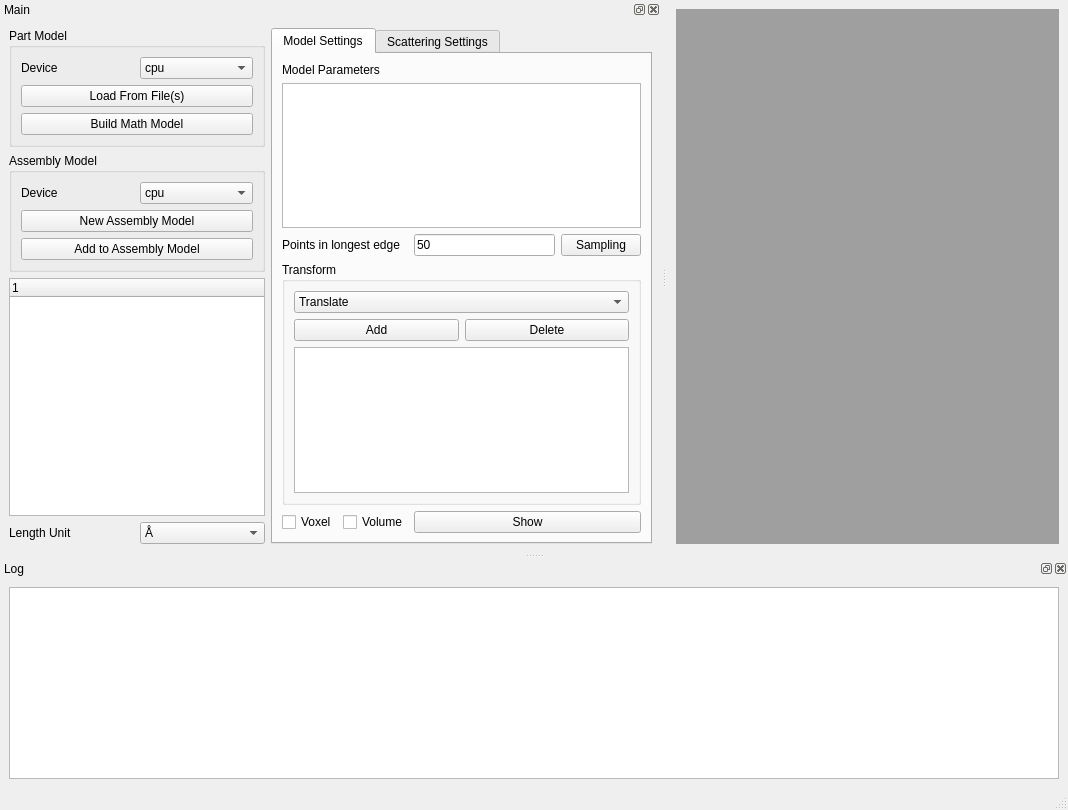
Qt form model2sas/gui/MainWindow.ui (molybd/Model2SAS) before a commit.
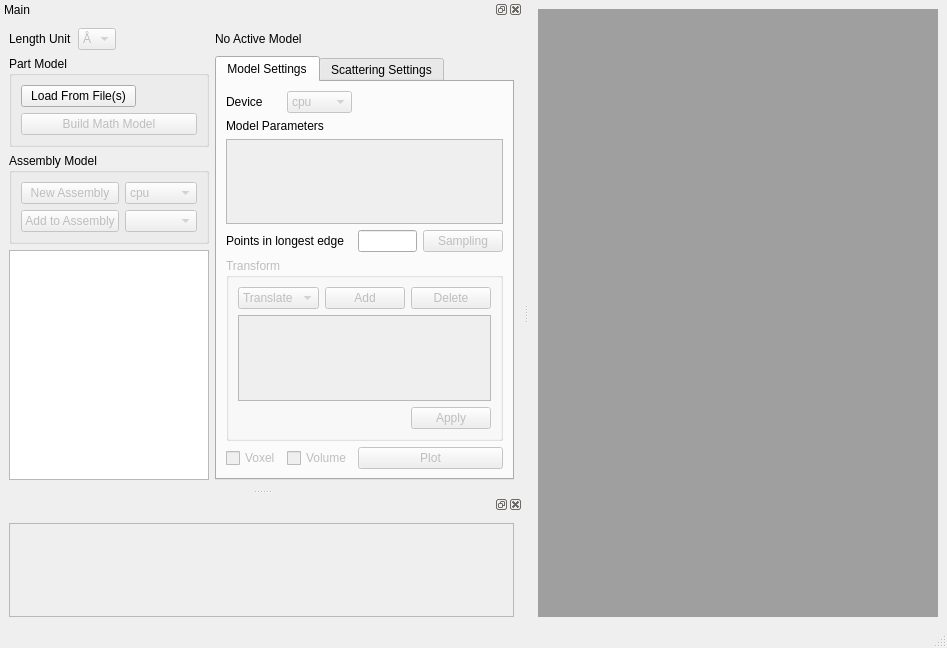
The same form after that commit.

Commit message: a minimum usable GUI

```diff
--- a/model2sas/gui/MainWindow.ui
+++ b/model2sas/gui/MainWindow.ui
@@ -6,17 +6,24 @@
    <rect>
     <x>0</x>
     <y>0</y>
-    <width>1068</width>
-    <height>810</height>
+    <width>937</width>
+    <height>648</height>
    </rect>
   </property>
   <property name="windowTitle">
    <string>Model2SAS</string>
   </property>
   <widget class="QWidget" name="centralwidget">
-   <layout class="QGridLayout" name="gridLayout">
+   <layout class="QGridLayout" name="gridLayout_7">
     <item row="0" column="0">
-     <widget class="QMdiArea" name="mdiArea"/>
+     <widget class="QMdiArea" name="mdiArea">
+      <property name="minimumSize">
+       <size>
+        <width>400</width>
+        <height>400</height>
+       </size>
+      </property>
+     </widget>
     </item>
    </layout>
   </widget>
@@ -32,126 +39,93 @@
   </widget>
   <widget class="QStatusBar" name="statusbar"/>
   <widget class="QDockWidget" name="dockWidget_main">
-   <property name="features">
-    <set>QDockWidget::DockWidgetClosable|QDockWidget::DockWidgetFloatable|QDockWidget::DockWidgetMovable</set>
-   </property>
    <property name="windowTitle">
     <string>Main</string>
    </property>
    <attribute name="dockWidgetArea">
     <number>1</number>
    </attribute>
-   <widget class="QWidget" name="dockWidgetContents">
-    <layout class="QGridLayout" name="gridLayout_7">
-     <item row="2" column="0">
-      <widget class="QTreeWidget" name="treeWidget_models">
-       <column>
+   <widget class="QWidget" name="dockWidgetContents_3">
+    <layout class="QGridLayout" name="gridLayout_9">
+     <item row="0" column="0">
+      <widget class="QLabel" name="label_length_unit">
+       <property name="text">
+        <string>Length Unit</string>
+       </property>
+      </widget>
+     </item>
+     <item row="0" column="1">
+      <widget class="QComboBox" name="comboBox_length_unit">
+       <property name="enabled">
+        <bool>false</bool>
+       </property>
+       <item>
         <property name="text">
-         <string notr="true">1</string>
+         <string>Å</string>
         </property>
-       </column>
+       </item>
       </widget>
      </item>
-     <item row="0" column="0">
+     <item row="0" column="2">
+      <spacer name="horizontalSpacer">
+       <property name="orientation">
+        <enum>Qt::Horizontal</enum>
+       </property>
+       <property name="sizeHint" stdset="0">
+        <size>
+         <width>40</width>
+         <height>20</height>
+        </size>
+       </property>
+      </spacer>
+     </item>
+     <item row="0" column="3">
+      <widget class="QLabel" name="label_active_model">
+       <property name="sizePolicy">
+        <sizepolicy hsizetype="Preferred" vsizetype="Minimum">
+         <horstretch>0</horstretch>
+         <verstretch>0</verstretch>
+        </sizepolicy>
+       </property>
+       <property name="text">
+        <string>No Active Model</string>
+       </property>
+      </widget>
+     </item>
+     <item row="1" column="0" colspan="3">
       <widget class="QGroupBox" name="groupBox_part">
        <property name="title">
         <string>Part Model</string>
        </property>
        <layout class="QGridLayout" name="gridLayout_5">
-        <item row="0" column="0">
-         <widget class="QLabel" name="label_part_device">
-          <property name="text">
-           <string>Device</string>
-          </property>
-         </widget>
-        </item>
-        <item row="0" column="1">
-         <widget class="QComboBox" name="comboBox_part_device">
-          <item>
-           <property name="text">
-            <string>cpu</string>
-           </property>
-          </item>
-         </widget>
-        </item>
-        <item row="1" column="0" colspan="2">
-         <widget class="QPushButton" name="pushButton_part_from_files">
-          <property name="text">
-           <string>Load From File(s)</string>
-          </property>
-         </widget>
-        </item>
-        <item row="2" column="0" colspan="2">
+        <item row="2" column="0" colspan="3">
          <widget class="QPushButton" name="pushButton_build_math_model">
+          <property name="enabled">
+           <bool>false</bool>
+          </property>
           <property name="text">
            <string>Build Math Model</string>
           </property>
          </widget>
         </item>
-       </layout>
-      </widget>
-     </item>
-     <item row="3" column="0">
-      <layout class="QHBoxLayout" name="horizontalLayout_7">
-       <item>
-        <widget class="QLabel" name="label_length_unit">
-         <property name="text">
-          <string>Length Unit</string>
-         </property>
-        </widget>
-       </item>
-       <item>
-        <widget class="QComboBox" name="comboBox_length_unit">
-         <item>
-          <property name="text">
-           <string>Å</string>
-          </property>
-         </item>
-        </widget>
-       </item>
-      </layout>
-     </item>
-     <item row="1" column="0">
-      <widget class="QGroupBox" name="groupBox_assembly">
-       <property name="title">
-        <string>Assembly Model</string>
-       </property>
-       <layout class="QGridLayout" name="gridLayout_6">
-        <item row="0" column="0">
-         <widget class="QLabel" name="label_assembly_device">
-          <property name="text">
-           <string>Device</string>
-          </property>
-         </widget>
-        </item>
-        <item row="0" column="1">
-         <widget class="QComboBox" name="comboBox_assembly_device">
-          <item>
-           <property name="text">
-            <string>cpu</string>
-           </property>
-          </item>
-         </widget>
-        </item>
-        <item row="2" column="0" colspan="2">
-         <widget class="QPushButton" name="pushButton_add_to_assembly">
-          <property name="text">
-           <string>Add to Assembly Model</string>
-          </property>
-         </widget>
-        </item>
         <item row="1" column="0" colspan="2">
-         <widget class="QPushButton" name="pushButton_new_assembly">
+         <widget class="QPushButton" name="pushButton_part_from_files">
           <property name="text">
-           <string>New Assembly Model</string>
+           <string>Load From File(s)</string>
           </property>
          </widget>
         </item>
        </layout>
       </widget>
      </item>
-     <item row="0" column="1" rowspan="4">
+     <item row="1" column="3" rowspan="3">
       <widget class="QTabWidget" name="tabWidget_settings">
+       <property name="sizePolicy">
+        <sizepolicy hsizetype="Preferred" vsizetype="Preferred">
+         <horstretch>0</horstretch>
+         <verstretch>0</verstretch>
+        </sizepolicy>
+       </property>
        <property name="currentIndex">
         <number>0</number>
        </property>
@@ -160,44 +134,50 @@
          <string>Model Settings</string>
         </attribute>
         <layout class="QGridLayout" name="gridLayout_8">
-         <item row="0" column="0" colspan="2">
+         <item row="2" column="0" colspan="2">
           <widget class="QLabel" name="label_model_params">
            <property name="text">
             <string>Model Parameters</string>
            </property>
           </widget>
          </item>
-         <item row="1" column="0" colspan="4">
-          <widget class="QTableView" name="tableView_model_params"/>
-         </item>
-         <item row="2" column="0" colspan="2">
-          <widget class="QLabel" name="label_real_lattice_1d_size">
+         <item row="0" column="0">
+          <widget class="QLabel" name="label_part_device">
            <property name="text">
-            <string>Points in longest edge</string>
-           </property>
-          </widget>
-         </item>
-         <item row="2" column="2">
-          <widget class="QLineEdit" name="lineEdit_real_lattice_1d_size">
-           <property name="text">
-            <string>50</string>
-           </property>
-          </widget>
-         </item>
-         <item row="2" column="3">
-          <widget class="QPushButton" name="pushButton_sampling">
-           <property name="text">
-            <string>Sampling</string>
+            <string>Device</string>
            </property>
           </widget>
          </item>
          <item row="3" column="0" colspan="4">
+          <widget class="QTableView" name="tableView_model_params">
+           <property name="enabled">
+            <bool>false</bool>
+           </property>
+           <property name="sizePolicy">
+            <sizepolicy hsizetype="Preferred" vsizetype="Expanding">
+             <horstretch>0</horstretch>
+             <verstretch>0</verstretch>
+            </sizepolicy>
+           </property>
+          </widget>
+         </item>
+         <item row="5" column="0" colspan="4">
           <widget class="QGroupBox" name="groupBox_transform">
+           <property name="enabled">
+            <bool>false</bool>
+           </property>
            <property name="title">
             <string>Transform</string>
            </property>
            <layout class="QGridLayout" name="gridLayout_4">
-            <item row="0" column="0" colspan="2">
+            <item row="0" column="2">
+             <widget class="QPushButton" name="pushButton_delete_transform">
+              <property name="text">
+               <string>Delete</string>
+              </property>
+             </widget>
+            </item>
+            <item row="0" column="0">
              <widget class="QComboBox" name="comboBox_transform_type">
               <item>
                <property name="text">
@@ -211,47 +191,99 @@
               </item>
              </widget>
             </item>
-            <item row="1" column="0">
+            <item row="0" column="1">
              <widget class="QPushButton" name="pushButton_add_transform">
               <property name="text">
                <string>Add</string>
               </property>
              </widget>
             </item>
-            <item row="1" column="1">
-             <widget class="QPushButton" name="pushButton_delete_transform">
+            <item row="5" column="2">
+             <widget class="QPushButton" name="pushButton_apply_transform">
               <property name="text">
-               <string>Delete</string>
+               <string>Apply</string>
               </property>
              </widget>
             </item>
-            <item row="2" column="0" colspan="2">
-             <widget class="QTableView" name="tableView_transform"/>
+            <item row="4" column="0" colspan="3">
+             <widget class="QTableView" name="tableView_transform">
+              <property name="sizePolicy">
+               <sizepolicy hsizetype="Preferred" vsizetype="Expanding">
+                <horstretch>0</horstretch>
+                <verstretch>0</verstretch>
+               </sizepolicy>
+              </property>
+             </widget>
             </item>
            </layout>
           </widget>
          </item>
-         <item row="4" column="0">
-          <widget class="QCheckBox" name="checkBox">
+         <item row="4" column="2">
+          <widget class="QLineEdit" name="lineEdit_real_lattice_1d_size">
            <property name="text">
-            <string>Voxel</string>
+            <string/>
            </property>
           </widget>
          </item>
-         <item row="4" column="1">
-          <widget class="QCheckBox" name="checkBox_2">
+         <item row="4" column="0" colspan="2">
+          <widget class="QLabel" name="label_real_lattice_1d_size">
+           <property name="text">
+            <string>Points in longest edge</string>
+           </property>
+          </widget>
+         </item>
+         <item row="4" column="3">
+          <widget class="QPushButton" name="pushButton_sampling">
+           <property name="enabled">
+            <bool>false</bool>
+           </property>
+           <property name="text">
+            <string>Sampling</string>
+           </property>
+          </widget>
+         </item>
+         <item row="6" column="1">
+          <widget class="QCheckBox" name="checkBox_volume">
+           <property name="enabled">
+            <bool>false</bool>
+           </property>
            <property name="text">
             <string>Volume</string>
            </property>
           </widget>
          </item>
-         <item row="4" column="2" colspan="2">
-          <widget class="QPushButton" name="pushButton_show_model">
+         <item row="6" column="2" colspan="2">
+          <widget class="QPushButton" name="pushButton_plot_model">
+           <property name="enabled">
+            <bool>false</bool>
+           </property>
            <property name="text">
-            <string>Show</string>
+            <string>Plot</string>
            </property>
           </widget>
          </item>
+         <item row="6" column="0">
+          <widget class="QCheckBox" name="checkBox_voxel">
+           <property name="enabled">
+            <bool>false</bool>
+           </property>
+           <property name="text">
+            <string>Voxel</string>
+           </property>
+          </widget>
+         </item>
+         <item row="0" column="1">
+          <widget class="QComboBox" name="comboBox_model_device">
+           <property name="enabled">
+            <bool>false</bool>
+           </property>
+           <item>
+            <property name="text">
+             <string>cpu</string>
+            </property>
+           </item>
+          </widget>
+         </item>
         </layout>
        </widget>
        <widget class="QWidget" name="tabPage_scattering">
@@ -500,23 +532,88 @@
        </widget>
       </widget>
      </item>
+     <item row="2" column="0" colspan="3">
+      <widget class="QGroupBox" name="groupBox_assembly">
+       <property name="title">
+        <string>Assembly Model</string>
+       </property>
+       <layout class="QGridLayout" name="gridLayout_6">
+        <item row="3" column="2">
+         <widget class="QComboBox" name="comboBox_assmbly_list">
+          <property name="enabled">
+           <bool>false</bool>
+          </property>
+         </widget>
+        </item>
+        <item row="0" column="0" colspan="2">
+         <widget class="QPushButton" name="pushButton_new_assembly">
+          <property name="enabled">
+           <bool>false</bool>
+          </property>
+          <property name="text">
+           <string>New Assembly</string>
+          </property>
+         </widget>
+        </item>
+        <item row="0" column="2">
+         <widget class="QComboBox" name="comboBox_assembly_device">
+          <property name="enabled">
+           <bool>false</bool>
+          </property>
+          <item>
+           <property name="text">
+            <string>cpu</string>
+           </property>
+          </item>
+         </widget>
+        </item>
+        <item row="3" column="0" colspan="2">
+         <widget class="QPushButton" name="pushButton_add_to_assembly">
+          <property name="enabled">
+           <bool>false</bool>
+          </property>
+          <property name="text">
+           <string>Add to Assembly</string>
+          </property>
+         </widget>
+        </item>
+       </layout>
+      </widget>
+     </item>
+     <item row="3" column="0" colspan="3">
+      <widget class="QTreeView" name="treeView_models">
+       <property name="sizePolicy">
+        <sizepolicy hsizetype="Preferred" vsizetype="Expanding">
+         <horstretch>0</horstretch>
+         <verstretch>0</verstretch>
+        </sizepolicy>
+       </property>
+       <property name="minimumSize">
+        <size>
+         <width>100</width>
+         <height>0</height>
+        </size>
+       </property>
+       <property name="editTriggers">
+        <set>QAbstractItemView::NoEditTriggers</set>
+       </property>
+      </widget>
+     </item>
     </layout>
    </widget>
   </widget>
   <widget class="QDockWidget" name="dockWidget_log">
-   <property name="features">
-    <set>QDockWidget::DockWidgetClosable|QDockWidget::DockWidgetFloatable|QDockWidget::DockWidgetMovable</set>
-   </property>
-   <property name="windowTitle">
-    <string>Log</string>
-   </property>
    <attribute name="dockWidgetArea">
-    <number>8</number>
+    <number>1</number>
    </attribute>
-   <widget class="QWidget" name="dockWidgetContents_2">
-    <layout class="QGridLayout" name="gridLayout_2">
-     <item row="0" column="0">
-      <widget class="QTextBrowser" name="textBrowser_log"/>
+   <widget class="QWidget" name="dockWidgetContents_4">
+    <layout class="QVBoxLayout" name="verticalLayout_4">
+     <item>
+      <widget class="QTextBrowser" name="textBrowser_log">
+       <property name="enabled">
+        <bool>false</bool>
+       </property>
+      </widget>
      </item>
     </layout>
    </widget>
```
Left out of the diff: 156 changed lines with no effect on the pictures. The commit also changes 5 other files.
